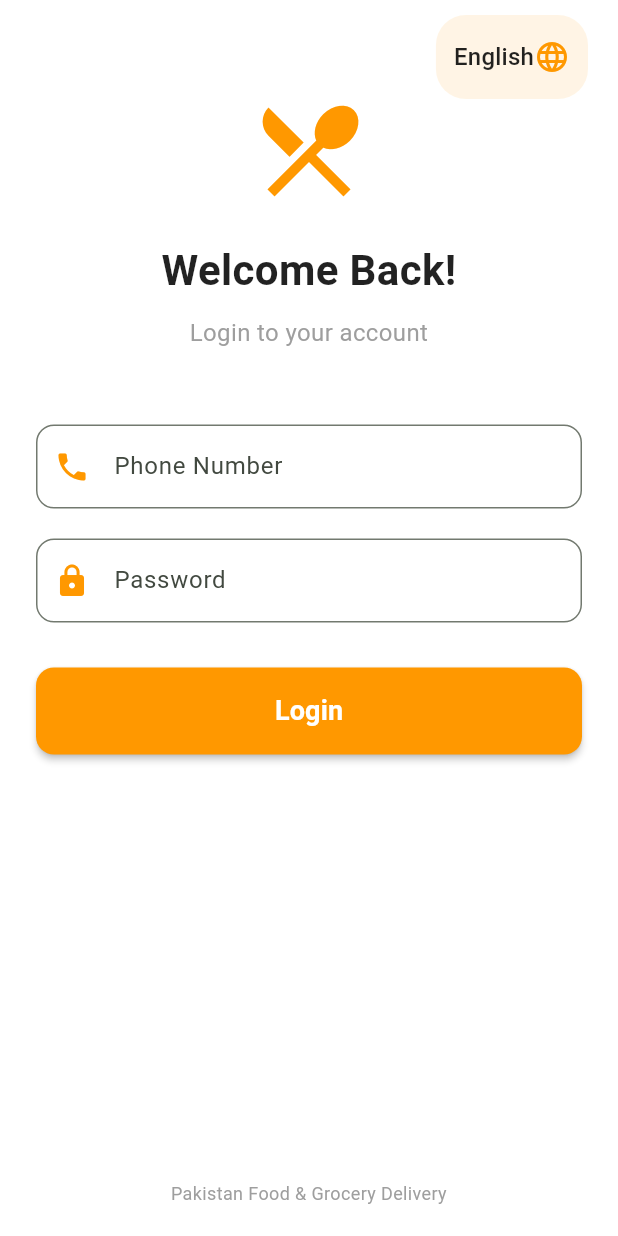
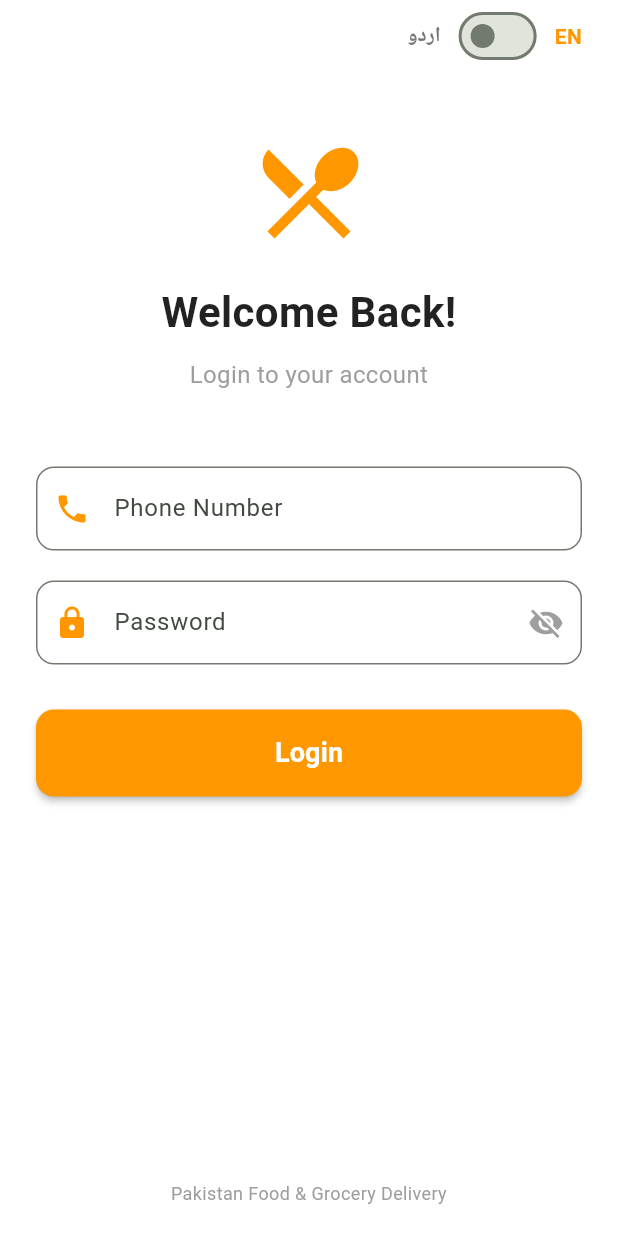
Before and after one commit to zagaaam-ops/Food-Delivery-App, a Flutter app: the screen it shows after launch, on a phone screen of 412 x 824 dp. Run offline on Flutter 3.47's test engine with Material 3 defaults, Android fonts, the phone set to English and light mode, and no system bars; our stand-ins replace go_router.

Commit message:
Feature: Add password show/hide eye icon to Login Screen

```diff
--- a/pakistan-delivery-app/mobile/lib/screens/login_screen.dart
+++ b/pakistan-delivery-app/mobile/lib/screens/login_screen.dart
@@ -12,12 +12,13 @@ class _LoginScreenState extends State<LoginScreen> {
   final _phoneController = TextEditingController();
   final _passwordController = TextEditingController();
   bool _isLoading = false;
-  String _selectedLanguage = 'English'; // Default language
+  bool _isUrdu = false;
+  bool _obscurePassword = true; // 👈 NEW: Password visibility toggle
 
   void _handleLogin() {
     if (_phoneController.text.isEmpty || _passwordController.text.isEmpty) {
       ScaffoldMessenger.of(context).showSnackBar(
-        const SnackBar(content: Text('Please fill in all fields')),
+        SnackBar(content: Text(_isUrdu ? 'براہ کرم تمام فیلڈز پُر کریں' : 'Please fill in all fields')),
       );
       return;
     }
@@ -33,61 +34,60 @@ class _LoginScreenState extends State<LoginScreen> {
     });
   }
 
+  void _toggleLanguage() {
+    setState(() {
+      _isUrdu = !_isUrdu;
+    });
+  }
+
   @override
   Widget build(BuildContext context) {
     return Scaffold(
       backgroundColor: Colors.white,
       body: SafeArea(
-        child: Stack( // Use Stack to overlay the language button
-          children: [
-            // 🌐 Language Dropdown (Top Right)
-            Positioned(
-              top: 10,
-              right: 20,
-              child: Container(
-                padding: const EdgeInsets.symmetric(horizontal: 12, vertical: 4),
-                decoration: BoxDecoration(
-                  color: Colors.orange.withOpacity(0.1),
-                  borderRadius: BorderRadius.circular(20),
-                ),
-                child: DropdownButtonHideUnderline(
-                  child: DropdownButton<String>(
-                    value: _selectedLanguage,
-                    icon: const Icon(Icons.language, color: Colors.orange),
-                    items: const [
-                      DropdownMenuItem(value: 'English', child: Text('English', style: TextStyle(color: Colors.black87))),
-                      DropdownMenuItem(value: 'اردو', child: Text('اردو', style: TextStyle(color: Colors.black87, fontSize: 16))),
-                    ],
-                    onChanged: (value) {
-                      setState(() => _selectedLanguage = value!);
-                      ScaffoldMessenger.of(context).showSnackBar(
-                        SnackBar(content: Text('Language set to $value (Full translation coming in Phase 2!)')),
-                      );
-                    },
-                  ),
-                ),
-              ),
-            ),
-
-            // Main Login Content
-            Padding(
+        child: Padding(
           padding: const EdgeInsets.symmetric(horizontal: 24.0),
           child: Column(
             crossAxisAlignment: CrossAxisAlignment.stretch,
             children: [
-                  const SizedBox(height: 60),
+              // Language Toggle
+              Row(
+                mainAxisAlignment: MainAxisAlignment.end,
+                children: [
+                  Text(_isUrdu ? 'EN' : 'اردو', style: TextStyle(color: Colors.grey[600], fontWeight: FontWeight.bold)),
+                  const SizedBox(width: 8),
+                  Switch(
+                    value: _isUrdu,
+                    onChanged: (value) => _toggleLanguage(),
+                    activeColor: Colors.orange,
+                  ),
+                  const SizedBox(width: 8),
+                  Text(_isUrdu ? 'اردو' : 'EN', style: TextStyle(color: Colors.orange, fontWeight: FontWeight.bold)),
+                ],
+              ),
+              const SizedBox(height: 40),
+
               const Icon(Icons.restaurant_menu, size: 80, color: Colors.orange),
               const SizedBox(height: 20),
-                  const Text('Welcome Back!', textAlign: TextAlign.center, style: TextStyle(fontSize: 28, fontWeight: FontWeight.bold, color: Colors.black87)),
+              Text(
+                _isUrdu ? 'خوش آمدید!' : 'Welcome Back!',
+                textAlign: TextAlign.center,
+                style: const TextStyle(fontSize: 28, fontWeight: FontWeight.bold, color: Colors.black87),
+              ),
               const SizedBox(height: 10),
-                  const Text('Login to your account', textAlign: TextAlign.center, style: TextStyle(fontSize: 16, color: Colors.grey)),
+              Text(
+                _isUrdu ? 'اپنے اکاؤنٹ میں لاگ ان کریں' : 'Login to your account',
+                textAlign: TextAlign.center,
+                style: const TextStyle(fontSize: 16, color: Colors.grey),
+              ),
               const SizedBox(height: 50),
 
+              // Phone Field
               TextField(
                 controller: _phoneController,
                 keyboardType: TextInputType.phone,
                 decoration: InputDecoration(
-                      labelText: 'Phone Number',
+                  labelText: _isUrdu ? 'فون نمبر' : 'Phone Number',
                   prefixIcon: const Icon(Icons.phone, color: Colors.orange),
                   border: OutlineInputBorder(borderRadius: BorderRadius.circular(12)),
                   focusedBorder: OutlineInputBorder(borderSide: const BorderSide(color: Colors.orange), borderRadius: BorderRadius.circular(12)),
@@ -95,18 +95,31 @@ class _LoginScreenState extends State<LoginScreen> {
               ),
               const SizedBox(height: 20),
 
+              // Password Field with Show/Hide Eye 👁️
               TextField(
                 controller: _passwordController,
-                    obscureText: true,
+                obscureText: _obscurePassword,
                 decoration: InputDecoration(
-                      labelText: 'Password',
+                  labelText: _isUrdu ? 'پاس ورڈ' : 'Password',
                   prefixIcon: const Icon(Icons.lock, color: Colors.orange),
+                  suffixIcon: IconButton(
+                    icon: Icon(
+                      _obscurePassword ? Icons.visibility_off : Icons.visibility,
+                      color: Colors.grey,
+                    ),
+                    onPressed: () {
+                      setState(() {
+                        _obscurePassword = !_obscurePassword;
+                      });
+                    },
+                  ),
                   border: OutlineInputBorder(borderRadius: BorderRadius.circular(12)),
                   focusedBorder: OutlineInputBorder(borderSide: const BorderSide(color: Colors.orange), borderRadius: BorderRadius.circular(12)),
                 ),
               ),
               const SizedBox(height: 30),
 
+              // Login Button
               ElevatedButton(
                 onPressed: _isLoading ? null : _handleLogin,
                 style: ElevatedButton.styleFrom(
@@ -118,15 +131,17 @@ class _LoginScreenState extends State<LoginScreen> {
                 ),
                 child: _isLoading
                     ? const SizedBox(height: 20, width: 20, child: CircularProgressIndicator(color: Colors.white, strokeWidth: 2))
-                        : const Text('Login', style: TextStyle(fontSize: 18, fontWeight: FontWeight.bold)),
+                    : Text(_isUrdu ? 'لاگ ان' : 'Login', style: const TextStyle(fontSize: 18, fontWeight: FontWeight.bold)),
               ),
               const Spacer(),
-                  const Text('Pakistan Food & Grocery Delivery', textAlign: TextAlign.center, style: TextStyle(color: Colors.grey, fontSize: 12)),
+              Text(
+                _isUrdu ? 'پاکستان فوڈ اور گروسری ڈیلیوری' : 'Pakistan Food & Grocery Delivery',
+                textAlign: TextAlign.center,
+                style: const TextStyle(color: Colors.grey, fontSize: 12),
+              ),
               const SizedBox(height: 20),
             ],
           ),
-            ),
-          ],
         ),
       ),
     );
```
Lines whose indentation alone changed are shown as unchanged.
